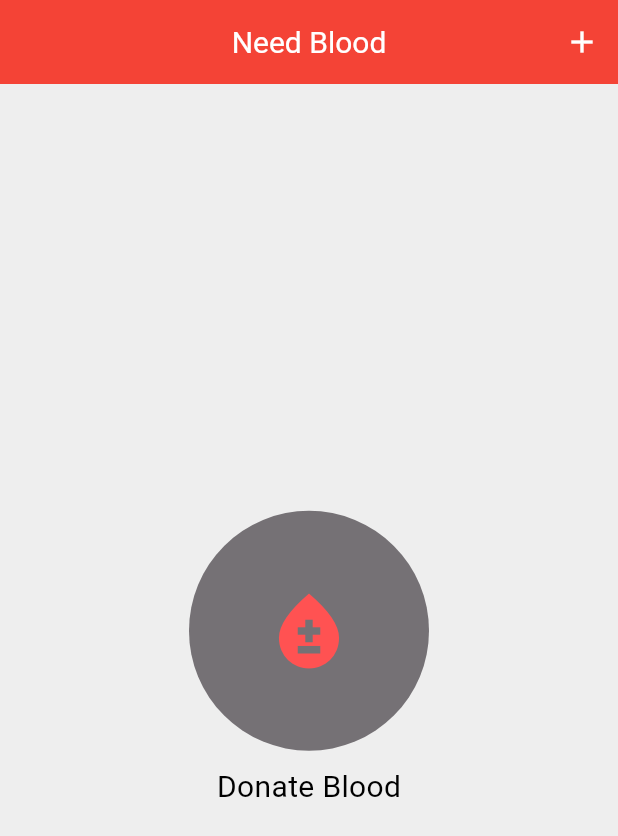
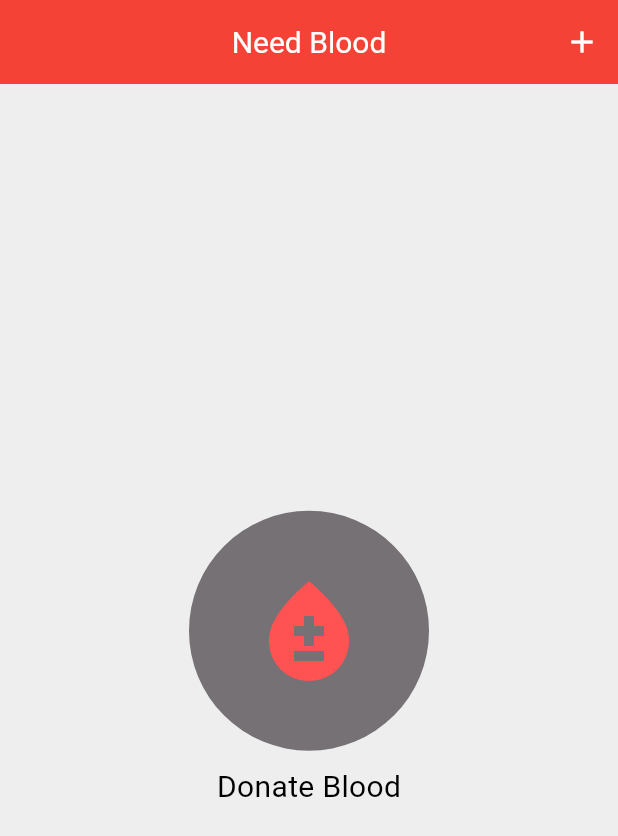
Before and after one commit to abukalim/live_test_flutter, a Flutter app: the screen it shows after launch, on a phone screen of 412 x 824 dp. Shown: the top 836 px of the screen. Run offline on Flutter 3.47's test engine with Material 3 defaults, Android fonts, the phone set to English and light mode, and no system bars; Roboto replaces fonts that are missing (Hind Siliguri).

Commit message:
Initial commit

```diff
--- a/lib/main.dart
+++ b/lib/main.dart
@@ -49,7 +49,7 @@ class CustomUI extends StatelessWidget {
                 child: Icon(
                   Icons.bloodtype,
                   color: Color(0xFFFF5252),
-                  size: 60,
+                  size: 80,
                 ),
               ),
               SizedBox(height: 10),
```
